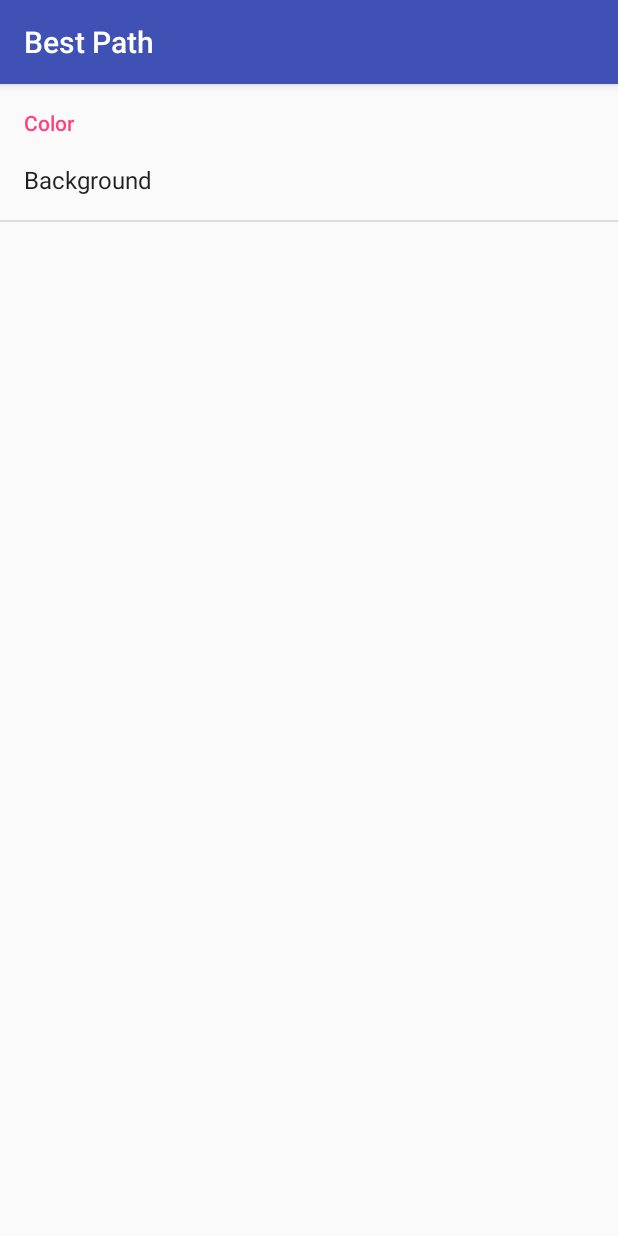
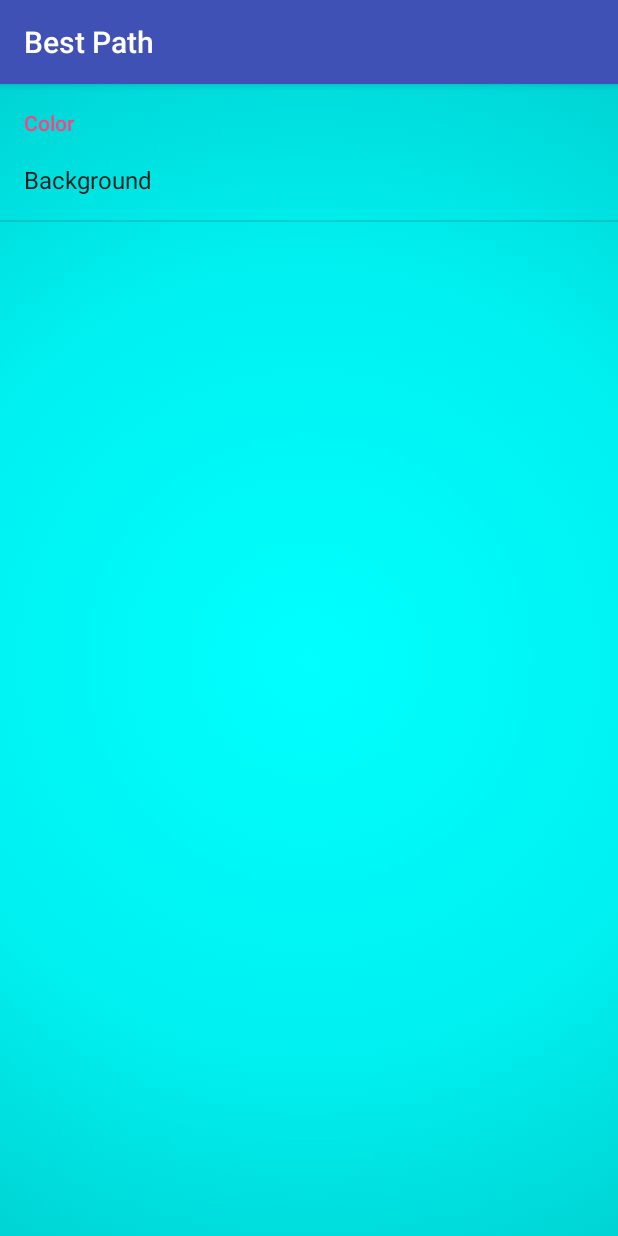
Before and after one commit to nebulaM/BestPath, an Android app: the screen it shows after launch (MainActivity), after a tap on an icon or button, on a phone screen of 412 x 824 dp. Run offline under Robolectric (Android 15) with nearby library versions, the phone set to English and light mode, and no system bars.

Commit message:
fix shared preference listener

```diff
--- a/app/src/main/java/com/davidz/android/bestpath/GameFragment.java
+++ b/app/src/main/java/com/davidz/android/bestpath/GameFragment.java
@@ -71,7 +71,7 @@ public class GameFragment extends Fragment {
                 FragmentTransaction transaction = getFragmentManager().beginTransaction();
                 // Replace whatever is in the fragment_container view with this fragment,
                 // and add the transaction to the back stack
-                transaction.replace(R.id.activty_main_empty, newFragment);
+                transaction.replace(R.id.frag_container, newFragment);
                 transaction.addToBackStack(null);
 
                 // Commit the transaction
--- a/app/src/main/java/com/davidz/android/bestpath/MainActivity.java
+++ b/app/src/main/java/com/davidz/android/bestpath/MainActivity.java
@@ -1,46 +1,68 @@
 package com.nebulaM.android.bestpath;
 
-import android.app.FragmentTransaction;
 import android.content.SharedPreferences;
-import android.graphics.Color;
-import android.preference.Preference;
-import android.preference.PreferenceFragment;
 import android.preference.PreferenceManager;
 import android.support.v7.app.AppCompatActivity;
 import android.os.Bundle;
-import android.view.View;
-import android.widget.ImageButton;
+import android.widget.Toast;
 
-
-import com.nebulaM.android.bestpath.drawing.GameDrawing;
-
-public class MainActivity extends AppCompatActivity {
+public class MainActivity extends AppCompatActivity{
     public static final String KEY_PREF_BG_COLOR="pref_key_background_color";
     private SharedPreferences sharedPref;
+    private SharedPreferences.OnSharedPreferenceChangeListener mPreferenceChangeListener;
 
-    static String mBackgroundColorPref;
+    private String mBackgroundColorPref;
     @Override
     protected void onCreate(Bundle savedInstanceState) {
         super.onCreate(savedInstanceState);
         setContentView(R.layout.activity_main);
         sharedPref = PreferenceManager.getDefaultSharedPreferences(this);
+
         setBackground();
         if (savedInstanceState == null) {
             GameFragment newFragment = new GameFragment();
-            getFragmentManager().beginTransaction().add(R.id.activty_main_empty, newFragment).commit();
+            //TODO:addToBackStack NOT working
+            getFragmentManager().beginTransaction().replace(R.id.frag_container, newFragment).addToBackStack(null).commit();
+            mPreferenceChangeListener = new SharedPreferences.OnSharedPreferenceChangeListener() {
+                public void onSharedPreferenceChanged(SharedPreferences prefs, String key) {
+                    //TODO:customize color for path in game
+                    // Implementation
+                    if (key.equals(MainActivity.KEY_PREF_BG_COLOR)){
+
+                        setBackground();
+                    }
+
+                }
+            };
+
+            sharedPref.registerOnSharedPreferenceChangeListener(mPreferenceChangeListener);
+
         }
 
     }
 
+    @Override
+    public void onResume() {
+        super.onResume();
+        sharedPref.registerOnSharedPreferenceChangeListener(mPreferenceChangeListener);
+        Toast.makeText(this,"ActResume!",Toast.LENGTH_SHORT).show();
+
+    }
+
+    @Override
+    public void onPause() {
+        super.onPause();
+        sharedPref.unregisterOnSharedPreferenceChangeListener(mPreferenceChangeListener);
+        Toast.makeText(this,"ActPause!",Toast.LENGTH_SHORT).show();
+    }
 
     public void setBackground(){
-
         mBackgroundColorPref = sharedPref.getString(KEY_PREF_BG_COLOR, "");
         if(mBackgroundColorPref.equals("gradient_background_cyan")) {
-            this.findViewById(R.id.activty_main_empty).setBackgroundResource(R.drawable.gradient_background_cyan);
+            this.findViewById(R.id.frag_container).setBackgroundResource(R.drawable.gradient_background_cyan);
         }
         else if(mBackgroundColorPref.equals("gradient_background_pink")) {
-            this.findViewById(R.id.activty_main_empty).setBackgroundResource(R.drawable.gradient_background_pink);
+            this.findViewById(R.id.frag_container).setBackgroundResource(R.drawable.gradient_background_pink);
         }
     }
 
--- a/app/src/main/java/com/davidz/android/bestpath/SettingsFragment.java
+++ b/app/src/main/java/com/davidz/android/bestpath/SettingsFragment.java
@@ -1,24 +1,20 @@
 package com.nebulaM.android.bestpath;
 
-import android.app.Activity;
-import android.content.Context;
-import android.content.SharedPreferences;
+
 import android.os.Bundle;
-import android.preference.Preference;
 import android.preference.PreferenceFragment;
-import android.preference.PreferenceManager;
-import android.view.LayoutInflater;
-import android.view.View;
-import android.view.ViewGroup;
+
 
 /**
  * Created by nebulaM on 9/27/2016.
  */
-public class SettingsFragment extends PreferenceFragment{
+public class SettingsFragment extends PreferenceFragment {
     @Override
     public void onCreate(Bundle savedInstanceState) {
         super.onCreate(savedInstanceState);
+        //TODO:better UI for settings
         addPreferencesFromResource(R.xml.preferences);
+        //Toast.makeText(getActivity(),"TextCreate!",Toast.LENGTH_SHORT).show();
     }
    /* @Override
     public View onCreateView(LayoutInflater inflater, ViewGroup container,
@@ -36,21 +32,28 @@ public class SettingsFragment extends PreferenceFragment{
     }*/
 
 
-
+    /*public void onSharedPreferenceChanged(SharedPreferences sharedPreferences,
+                                          String key) {
+        if (key.equals(MainActivity.KEY_PREF_BG_COLOR)){
+            Preference mPref = findPreference(key);
+            mPref.setDefaultValue(sharedPreferences.getString(key, ""));
+            setBackground(sharedPreferences.getString(key, ""));
+        }
+    }
     @Override
     public void onResume() {
         super.onResume();
-
+        getPreferenceManager().getSharedPreferences().registerOnSharedPreferenceChangeListener(this);
+        Toast.makeText(getActivity(),"TextResume!",Toast.LENGTH_SHORT).show();
 
     }
 
     @Override
     public void onPause() {
-
         super.onPause();
-    }
-
-
+        getPreferenceManager().getSharedPreferences().unregisterOnSharedPreferenceChangeListener(this);
+        Toast.makeText(getActivity(),"TextPasue!",Toast.LENGTH_SHORT).show();
+    }*/
 
 
 }
--- a/app/src/main/res/layout/activity_main.xml
+++ b/app/src/main/res/layout/activity_main.xml
@@ -2,7 +2,7 @@
 <FrameLayout xmlns:android="http://schemas.android.com/apk/res/android"
     xmlns:tools="http://schemas.android.com/tools"
     android:orientation="horizontal"
-    android:id="@+id/activty_main_empty"
+    android:id="@+id/frag_container"
     android:layout_width="match_parent"
     android:layout_height="match_parent"
     tools:context="com.nebulaM.android.bestpath.MainActivity">
```
Also changed, not shown: 2 other files.
